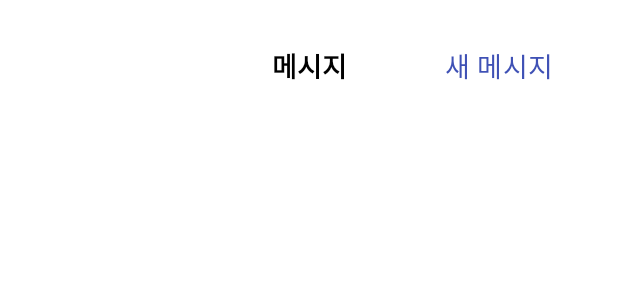
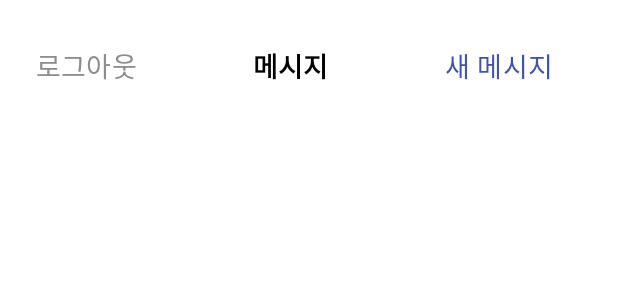
Before and after one commit to gjgustjd/ChatApplication, an Android app: the layout activity_main.xml on its own in the app's theme, with its tools: preview values and no code run, on a phone screen of 412 x 824 dp. Shown: the top 300 px of the screen. Run offline under Robolectric (Android 15) with nearby library versions, the phone set to English and light mode, and no system bars.

Commit message:
:sparkles: Feat: 로그아웃 버튼 추가
로그아웃 버튼 추가
AndroidManifest.xml 테마 변경

```diff
--- a/app/src/main/AndroidManifest.xml
+++ b/app/src/main/AndroidManifest.xml
@@ -8,7 +8,7 @@
         android:label="@string/app_name"
         android:roundIcon="@mipmap/ic_launcher_round"
         android:supportsRtl="true"
-        android:theme="@style/Theme.Material3.Dark.NoActionBar">
+        android:theme="@style/Theme.Material3.Light.NoActionBar">
         <activity android:name=".LoginActivity">
             <intent-filter>
                 <action android:name="android.intent.action.MAIN" />
--- a/app/src/main/res/layout/activity_main.xml
+++ b/app/src/main/res/layout/activity_main.xml
@@ -15,8 +15,8 @@
         android:layout_marginTop="30dp"
         android:text="메시지"
         android:textSize="18dp"
-        app:layout_constraintEnd_toEndOf="parent"
-        app:layout_constraintStart_toStartOf="parent"
+        app:layout_constraintEnd_toStartOf="@+id/btn_new_message"
+        app:layout_constraintStart_toEndOf="@+id/btn_signout"
         app:layout_constraintTop_toTopOf="parent" />
 
     <Button
@@ -34,6 +34,19 @@
         app:layout_constraintEnd_toEndOf="parent"
         app:layout_constraintTop_toTopOf="@+id/txt_TItle" />
 
+    <Button
+        android:id="@+id/btn_signout"
+        android:layout_width="wrap_content"
+        android:layout_height="wrap_content"
+        android:background="@android:color/transparent"
+        android:text="로그아웃"
+        android:textColor="#8D8D8E"
+        android:textSize="18dp"
+        android:textStyle="normal"
+        app:layout_constraintBottom_toBottomOf="@+id/txt_TItle"
+        app:layout_constraintStart_toStartOf="parent"
+        app:layout_constraintTop_toTopOf="@+id/txt_TItle" />
+
     <androidx.recyclerview.widget.RecyclerView
         android:id="@+id/recycler_chatrooms"
         android:layout_width="match_parent"
```
Also changed, not shown: app/src/main/java/com/miso/chatapplication/main/MainActivity.kt (+12 -1 lines).
